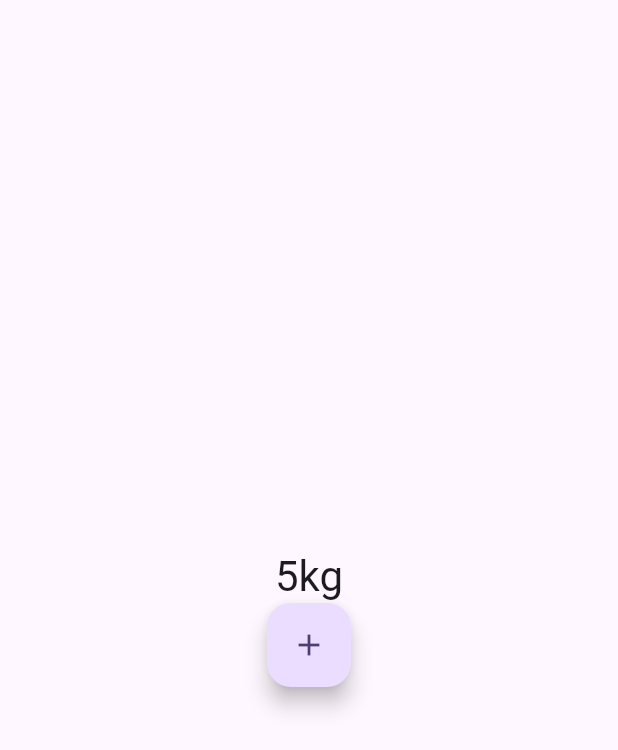
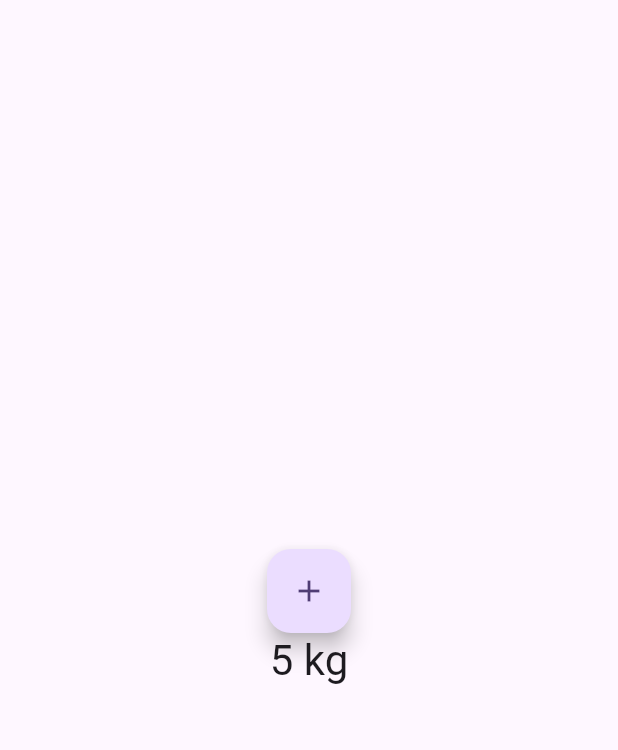
Before and after one commit to KrisHHFI/flutter_game, a Flutter app: the screen it shows after launch, on a phone screen of 412 x 824 dp. Shown: the top 750 px of the screen. Run offline on Flutter 3.47's test engine with Material 3 defaults, Android fonts, the light colour scheme and no system bars.

Commit message:
Increment counter moved to a seperate widget

```diff
--- a/lib/main.dart
+++ b/lib/main.dart
@@ -1,5 +1,6 @@
 import 'package:flutter/material.dart';
 import 'widgets/increment_button.dart';
+import 'widgets/increment_counter.dart';
 
 void main() {
   runApp(const MyApp());
@@ -46,11 +47,8 @@
         child: Column(
           mainAxisAlignment: MainAxisAlignment.center,
           children: <Widget>[
-            Text(
-              '$_counter' "kg",
-              style: Theme.of(context).textTheme.headlineMedium,
-            ),
             IncrementButton(onPressed: _incrementCounter),
+            IncrementCounter(counter: _counter),
           ],
         ),
       ),
--- /dev/null
+++ b/lib/widgets/increment_counter.dart
@@ -0,0 +1,20 @@
+import 'package:flutter/material.dart';
+
+class IncrementCounter extends StatefulWidget {
+  final int counter; // Accept counter value as a parameter
+
+  const IncrementCounter({super.key, required this.counter});
+
+  @override
+  _IncrementCounterState createState() => _IncrementCounterState();
+}
+
+class _IncrementCounterState extends State<IncrementCounter> {
+  @override
+  Widget build(BuildContext context) {
+    return Text(
+      '${widget.counter} kg', // Use the counter value from the parent
+      style: Theme.of(context).textTheme.headlineMedium,
+    );
+  }
+}
```
